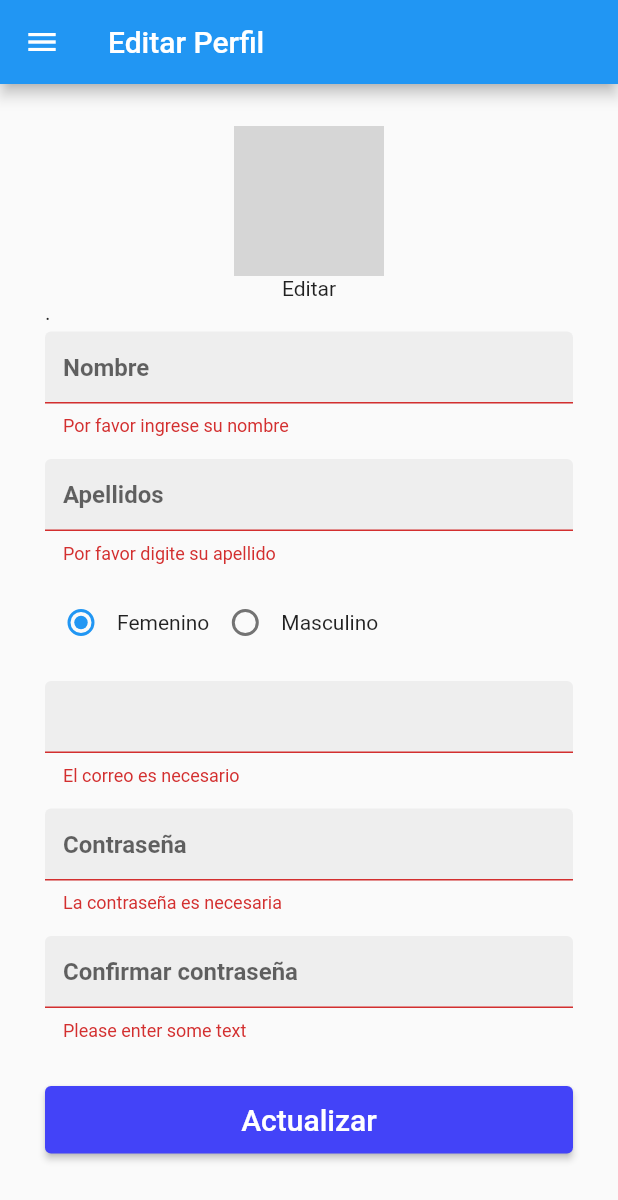
After one commit to daniels99ecg/PubligrafitFlutter, a Flutter app: the RegisterPage screen opened directly, after a tap on "Actualizar", on a phone screen of 412 x 824 dp. The commit adds this screen. Shown: the top 1200 px of the screen. Run offline on Flutter 3.47's test engine with Material 2 defaults, Android fonts, the phone set to English and light mode, and no system bars; our stand-ins replace cloud_firestore, firebase_auth, firebase_core; accounts and stored records are empty; network calls fail; grey boxes are pictures that could not be loaded.

Commit message:
Agregando Editar perfil

```diff
--- a/pruebaone/lib/page/home_page.dart
+++ b/pruebaone/lib/page/home_page.dart
@@ -2,7 +2,9 @@ import 'package:firebase_auth/firebase_auth.dart';
 import 'package:flutter/material.dart';
 import 'package:firebase_core/firebase_core.dart';
 import 'package:cloud_firestore/cloud_firestore.dart';
+import 'package:pruebaone/page/prueba.dart';
 import 'package:pruebaone/page/sign_up_page.dart';
+import 'profile.dart';
 
 
 import '../firebase_options.dart';
@@ -28,7 +30,7 @@ class MyApp extends StatelessWidget {
     return const MaterialApp(
       // Remove the debug banner
       debugShowCheckedModeBanner: false,
-      title: 'CRUD Firebase',
+      title: 'Compras',
       home: HomePage(),
     );
   }
@@ -45,6 +47,8 @@ class _HomePageState extends State<HomePage> {
   // text fields' controllers
   final TextEditingController _nameController = TextEditingController();
   final TextEditingController _priceController = TextEditingController();
+    final TextEditingController _cantidadController = TextEditingController();
+
 
   final CollectionReference _productss =
       FirebaseFirestore.instance.collection('products');
@@ -58,6 +62,7 @@ class _HomePageState extends State<HomePage> {
       action = 'update';
       _nameController.text = documentSnapshot['name'];
       _priceController.text = documentSnapshot['price'].toString();
+      _cantidadController.text=documentSnapshot['cantidad'].toString();
     }
 
     await showModalBottomSheet(
@@ -87,6 +92,14 @@ class _HomePageState extends State<HomePage> {
                     labelText: 'Price',
                   ),
                 ),
+                  TextField(
+                  keyboardType:
+                      const TextInputType.numberWithOptions(decimal: true),
+                  controller: _cantidadController,
+                  decoration: const InputDecoration(
+                    labelText: 'Cantidad',
+                  ),
+                ),
                 const SizedBox(
                   height: 20,
                 ),
@@ -96,22 +109,25 @@ class _HomePageState extends State<HomePage> {
                     final String? name = _nameController.text;
                     final double? price =
                         double.tryParse(_priceController.text);
+                    final double? cantidad=
+                        double.tryParse(_priceController.text);
                     if (name != null && price != null) {
                       if (action == 'create') {
                         // Persist a new product to Firestore
-                        await _productss.add({"name": name, "price": price});
+                        await _productss.add({"name": name, "price": price, "cantidad":cantidad});
                       }
 
                       if (action == 'update') {
                         // Update the product
                         await _productss
                             .doc(documentSnapshot!.id)
-                            .update({"name": name, "price": price});
+                            .update({"name": name, "price": price, "cantidad":cantidad});
                       }
 
                       // Clear the text fields
                       _nameController.text = '';
                       _priceController.text = '';
+                      _cantidadController.text="";
 
                       // Hide the bottom sheet
                       Navigator.of(context).pop();
@@ -132,6 +148,7 @@ class _HomePageState extends State<HomePage> {
     ScaffoldMessenger.of(context).showSnackBar(const SnackBar(
         content: Text('You have successfully deleted a product')));
   }
+final User = FirebaseAuth.instance.currentUser;
 
   @override
   Widget build(BuildContext context) {
@@ -146,9 +163,9 @@ class _HomePageState extends State<HomePage> {
 drawer: Drawer(
         child: ListView(
           children: <Widget>[
-             const UserAccountsDrawerHeader(
+              UserAccountsDrawerHeader(
               accountName: Text("Hayberth"),
-              accountEmail: Text("Hayberth@gmail.com"),
+              accountEmail: Text(User!.email.toString()),
               currentAccountPicture: CircleAvatar(
                 backgroundImage: NetworkImage(
                     "https://static.vecteezy.com/system/resources/previews/000/439/863/original/vector-users-icon.jpg"),
@@ -175,8 +192,8 @@ drawer: Drawer(
               leading: const Icon(Icons.settings),
               title: const Text("Perfil"),
               onTap: () {
-                // Navigator.push(context,
-                // MaterialPageRoute(builder: (context) =>  EditarPerfil()));
+                 Navigator.push(context,
+                 MaterialPageRoute(builder: (context) =>  EditarPerfil()));
               },
             ),
 
@@ -213,13 +230,26 @@ drawer: Drawer(
                 final DocumentSnapshot documentSnapshot =
                     streamSnapshot.data!.docs[index];
                 return Card(
-                  margin: const EdgeInsets.all(10),
+                  margin: const EdgeInsets.all(10.0),
                   child: ListTile(
-                    title: Text(documentSnapshot['name']),
-                    subtitle: Text(documentSnapshot['price'].toString()),
+                    title: Column(
+
+                      children: [
+
+                        Text('Nombre:${documentSnapshot['name']}', style: TextStyle(fontSize: 16),),
+
+                        Text('Precio:${documentSnapshot["price"].toString()}', style: TextStyle(fontSize: 16),),
+
+                        Text('Cantidad:${documentSnapshot['cantidad'].toString()}', style: TextStyle(fontSize: 16),),
+
+
+                      ],
+                    ),
+
                     trailing: SizedBox(
-                      width: 100,
+                      width: 195,
                       child: Row(
+                        mainAxisAlignment: MainAxisAlignment.end,
                         children: [
                           // Press this button to edit a single product
                           IconButton(
--- a/pruebaone/lib/page/login_page.dart
+++ b/pruebaone/lib/page/login_page.dart
@@ -79,7 +79,7 @@ signInWithEmailAndPassword() async{
                       }
                       return null;
                     },
-                    decoration: const InputDecoration(labelText: "Email"),
+                    decoration: const InputDecoration(labelText: "Correo"),
                   ),
                   TextFormField(
                     controller: _password,
@@ -89,8 +89,9 @@ signInWithEmailAndPassword() async{
                       }
                       return null;
                     },
-                    decoration: const InputDecoration(labelText: "Password"),
+                    decoration: const InputDecoration(labelText: "Contraseña"),
                   ),
+                  SizedBox(height: 16,),
                   SizedBox(
                     width: double.infinity,
                     height: 45,
--- /dev/null
+++ b/pruebaone/lib/page/profile.dart
@@ -0,0 +1,387 @@
+import 'package:firebase_auth/firebase_auth.dart';
+import 'package:flutter/material.dart';
+import 'package:pruebaone/page/home_page.dart';
+
+
+
+void main() {
+  runApp(const EditarPerfil());
+}
+
+
+class EditarPerfil extends StatelessWidget {
+  const EditarPerfil({super.key});
+
+  // This widget is the root of your application.
+  @override
+  Widget build(BuildContext context) {
+    return MaterialApp(
+      title: 'Flutter Demo',
+      theme: ThemeData(
+          fontFamily: 'Raleway',
+          ),
+      debugShowCheckedModeBanner: false,
+      home: const RegisterPage(title: 'Flutter Demo Home Page'),
+    );
+  }
+}
+
+enum SinginCharacter { femenino, masculino }
+
+class RegisterPage extends StatefulWidget {
+  const RegisterPage({super.key, required this.title});
+  final String title;
+
+  @override
+  State<RegisterPage> createState() => _RegisterPageState();
+}
+
+class _RegisterPageState extends State<RegisterPage> {
+
+  SinginCharacter? _sex = SinginCharacter.femenino;
+
+  String _nombre = '';
+  final _formKey = GlobalKey<FormState>();
+  String _password = '';
+
+final User = FirebaseAuth.instance.currentUser;
+
+  @override
+  Widget build(BuildContext context) {
+    return Scaffold(
+      drawer: Drawer(
+        child: ListView(
+          children: <Widget>[
+              UserAccountsDrawerHeader(
+              accountName: Text("Hayberth"),
+              accountEmail:Text(User!.email.toString()),
+              currentAccountPicture: CircleAvatar(
+                backgroundImage: NetworkImage(
+                    "https://static.vecteezy.com/system/resources/previews/000/439/863/original/vector-users-icon.jpg"),
+              ),
+             ),
+
+ ListTile(
+              leading: const Icon(Icons.home),
+              title: const Text("Home"),
+              onTap: () {
+                  // Navigator.push(context,
+                  //             MaterialPageRoute(builder: (context) =>  Index()));
+              },
+            ),
+               ListTile(
+              leading: const Icon(Icons.add_shopping_cart),
+              title: const Text("Compras"),
+              onTap: () {
+                  Navigator.push(context,
+                              MaterialPageRoute(builder: (context) =>  MyApp()));
+              },
+            ),
+             ListTile(
+              leading: const Icon(Icons.settings),
+              title: const Text("Perfil"),
+              onTap: () {
+                Navigator.push(context,
+                MaterialPageRoute(builder: (context) =>  EditarPerfil()));
+
+              },
+            ),
+
+
+           Container(
+                color: Colors.black,
+                width: double.infinity,
+                height: 0.1,
+              ),
+                ListTile(
+
+                leading: const Icon(Icons.logout_sharp),
+                title: const Text("Cerrar Sesión"),
+                onTap: () async{
+                  await FirebaseAuth.instance.signOut();
+
+                },
+                         ),
+
+
+          ],
+
+        ),
+      ),
+      appBar: AppBar(
+        title:const Text('Editar Perfil'),
+      ),
+        body: SingleChildScrollView(
+
+      child: Container(
+        margin: const EdgeInsets.only(top: 20, left: 30, right: 30),
+        child: Column(
+          crossAxisAlignment: CrossAxisAlignment.start,
+          children: <Widget>[
+
+            // Container(
+            //   margin: const EdgeInsets.only(top: 5),
+
+            //   child: Center(
+            //     child: const Text(
+            //       'Actualizar Perfil',
+
+            //       style: TextStyle(fontWeight: FontWeight.bold, fontSize: 20),
+            //     ),
+            //   ),
+
+            // ),
+            SizedBox(height: 8,),
+            Center(child: Image.network("https://static.vecteezy.com/system/resources/previews/000/439/863/original/vector-users-icon.jpg", height: 100,),),
+            Center(child: Text('Editar')),
+            const Padding(
+              padding: EdgeInsets.symmetric(vertical: 0),
+              child: Text('.'),
+            ),
+            Form(
+                key: _formKey,
+                child: Column(
+                  children: <Widget>[
+                    Padding(
+                        padding: const EdgeInsets.only(top: 5),
+                        child: TextFormField(
+                          decoration: InputDecoration(
+                              hintText: 'Nombre',
+                              hintStyle:
+                                  const TextStyle(fontWeight: FontWeight.w600),
+                              fillColor: Colors.grey.shade200,
+                              focusedBorder: const OutlineInputBorder(
+                                borderSide: BorderSide(
+                                    width: 0, style: BorderStyle.none),
+                              ),
+                              enabledBorder: const OutlineInputBorder(
+                                borderSide: BorderSide(
+                                    width: 0, style: BorderStyle.none),
+                              ),
+                              filled: true),
+                          validator: (value) {
+                            if (value!.isEmpty) {
+                              return 'Por favor ingrese su nombre';
+                            }
+                            return null;
+                          },
+                          onSaved: (value) {
+                            setState(() {
+                              _nombre = value.toString();
+                            });
+                          },
+                        )),
+                    Padding(
+                        padding: const EdgeInsets.only(top: 15),
+                        child: TextFormField(
+                          decoration: InputDecoration(
+                              hintText: 'Apellidos',
+                              hintStyle:
+                                  const TextStyle(fontWeight: FontWeight.w600),
+                              fillColor: Colors.grey.shade200,
+                              focusedBorder: const OutlineInputBorder(
+                                borderSide: BorderSide(
+                                    width: 0, style: BorderStyle.none),
+                              ),
+                              enabledBorder: const OutlineInputBorder(
+                                borderSide: BorderSide(
+                                    width: 0, style: BorderStyle.none),
+                              ),
+                              filled: true),
+                          validator: (value) {
+                            if (value == null || value.isEmpty) {
+                              return 'Por favor digite su apellido';
+                            }
+                          },
+                        )),
+                    Padding(
+                        padding: const EdgeInsets.only(top: 15),
+                        child: Row(
+                          children: <Widget>[
+                            Row(
+                              mainAxisAlignment: MainAxisAlignment.spaceBetween,
+                              children: [
+                                Radio<SinginCharacter>(
+                                  value: SinginCharacter.femenino,
+                                  groupValue: _sex,
+                                  onChanged: (SinginCharacter? value) {
+                                    setState(() {
+                                      _sex = value;
+                                    });
+                                  },
+                                ),
+                                const Text('Femenino')
+                              ],
+                            ),
+                            Row(
+                              children: [
+                                Radio<SinginCharacter>(
+                                  value: SinginCharacter.masculino,
+                                  groupValue: _sex,
+                                  onChanged: (SinginCharacter? value) {
+                                    setState(() {
+                                      _sex = value;
+                                    });
+                                  },
+                                ),
+                                const Text('Masculino')
+                              ],
+                            ),
+                          ],
+                        )),
+                    Padding(
+                        padding: const EdgeInsets.only(top: 15),
+                        child: TextFormField(
+                          decoration: InputDecoration(
+                              hintText: '${User!.email.toString()}',
+                              hintStyle:
+                                  const TextStyle(fontWeight: FontWeight.w600),
+                              fillColor: Colors.grey.shade200,
+                              focusedBorder: const OutlineInputBorder(
+                                borderSide: BorderSide(
+                                    width: 0, style: BorderStyle.none),
+                              ),
+                              enabledBorder: const OutlineInputBorder(
+                                borderSide: BorderSide(
+                                    width: 0, style: BorderStyle.none),
+                              ),
+                              filled: true),
+                          validator: (value) {
+                            String pattern =
+                                r'^(([^<>()[\]\\.,;:\s@\"]+(\.[^<>()[\]\\.,;:\s@\"]+)*)|(\".+\"))@((\[[0-9]{1,3}\.[0-9]{1,3}\.[0-9]{1,3}\.[0-9]{1,3}\])|(([a-zA-Z\-0-9]+\.)+[a-zA-Z]{2,}))$';
+                            RegExp regExp = RegExp(pattern);
+                            if (value!.isEmpty) {
+                              return "El correo es necesario";
+                            } else if (!regExp.hasMatch(value)) {
+                              return "Correo invalido";
+                            } else {
+                              return null;
+                            }
+                          },
+                        )),
+                    Padding(
+                        padding: const EdgeInsets.only(top: 15),
+                        child: TextFormField(
+                          obscureText: true,
+                          onChanged: (value) {
+                            setState(() {
+                              _password = value;
+                            });
+                          },
+                          decoration: InputDecoration(
+                              hintText: 'Contraseña',
+                              hintStyle:
+                                  const TextStyle(fontWeight: FontWeight.w600),
+                              fillColor: Colors.grey.shade200,
+                              focusedBorder: const OutlineInputBorder(
+                                borderSide: BorderSide(
+                                    width: 0, style: BorderStyle.none),
+                              ),
+                              enabledBorder: const OutlineInputBorder(
+                                borderSide: BorderSide(
+                                    width: 0, style: BorderStyle.none),
+                              ),
+                              filled: true),
+                          validator: (value) {
+                            String pattern =
+                                r'^(?=.*\d)(?=.*[a-z])(?=.*[A-Z])(?=.*[a-zA-Z]).{8,}$';
+                            RegExp regExp = RegExp(pattern);
+                            if (value!.isEmpty) {
+                              return "La contraseña es necesaria";
+                            } else if (!regExp.hasMatch(value)) {
+                              return "La contraseña debe tener al menos 8 caracteres, 1 letra mayúscula, 1 minúscula y 1 número. Además puede contener caracteres especiales.";
+                            } else {
+                              return null;
+                            }
+                          },
+                        )),
+                    Padding(
+                        padding: const EdgeInsets.only(top: 15),
+                        child: TextFormField(
+                          obscureText: true,
+                          decoration: InputDecoration(
+                              hintText: 'Confirmar contraseña',
+                              hintStyle:
+                                  const TextStyle(fontWeight: FontWeight.w600),
+                              fillColor: Colors.grey.shade200,
+                              focusedBorder: const OutlineInputBorder(
+                                borderSide: BorderSide(
+                                    width: 0, style: BorderStyle.none),
+                              ),
+                              enabledBorder: const OutlineInputBorder(
+                                borderSide: BorderSide(
+                                    width: 0, style: BorderStyle.none),
+                              ),
+                              filled: true),
+                          validator: (value) {
+                            if (value == null || value.isEmpty) {
+                              return 'Please enter some text';
+                            }
+                            if (value != _password) {
+                              return 'Las contraseñas no coinciden';
+                            }
+                            return null;
+                          },
+                        )),
+                    Padding(
+                        padding: const EdgeInsets.symmetric(vertical: 30),
+                        child: SizedBox(
+                          width: double.infinity,
+                          height: 45,
+                          child: ElevatedButton(
+                              onPressed: () {
+                                if (_formKey.currentState!.validate()) {
+                                  ScaffoldMessenger.of(context)
+                                      .showSnackBar(SnackBar(
+                                    content: Row(
+                                      mainAxisAlignment:
+                                          MainAxisAlignment.start,
+                                      children: <Widget>[
+                                        Icon(
+                                          Icons.check_circle,
+                                          color: Color.fromARGB(
+                                              255, 255, 255, 255),
+                                        ),
+                                        SizedBox(
+                                          width: 5,
+                                        ),
+                                        Text(
+                                          "Usuario registrado correctamente",
+                                          style: TextStyle(
+                                              color: Color.fromARGB(
+                                                  255, 255, 255, 255)),
+                                        )
+                                      ],
+                                    ),
+                                    duration:
+                                        const Duration(milliseconds: 2000),
+                                    width: 300,
+                                    padding: const EdgeInsets.symmetric(
+                                        horizontal: 8.0, vertical: 10),
+                                    behavior: SnackBarBehavior.floating,
+                                    shape: RoundedRectangleBorder(
+                                      borderRadius: BorderRadius.circular(3.0),
+                                    ),
+                                    backgroundColor:
+                                        const Color.fromARGB(255, 12, 195, 106),
+                                  ));
+
+
+                                }
+                              },
+                              style: ElevatedButton.styleFrom(
+                                backgroundColor:
+                                    Color.fromARGB(255, 67, 67, 248), // background (button) color
+                                foregroundColor:
+                                    Colors.white, // foreground (text) color
+                              ),
+                              child: const Text('Actualizar',style: TextStyle(fontSize: 20),)),
+                        )),
+                  ],
+                ))
+          ],
+        ),
+      ),
+    ));
+  }
+}
--- a/pruebaone/lib/page/prueba.dart
+++ b/pruebaone/lib/page/prueba.dart
@@ -1,3 +1,4 @@
+
 import 'package:firebase_auth/firebase_auth.dart';
 import 'package:flutter/cupertino.dart';
 import 'package:flutter/material.dart';
@@ -5,12 +6,13 @@ import 'package:flutter/material.dart';
 class Pruebas extends StatelessWidget{
    Pruebas({super.key});
 final User = FirebaseAuth.instance.currentUser;
+
   @override
   Widget build(BuildContext context) {
    return Scaffold(
 appBar: AppBar(
-  centerTitle: true,
-  title: Text('Registro'),
+
+  title: Text('Editar Perfil'),
   actions: [
     IconButton(
       onPressed: (){},
@@ -18,7 +20,13 @@ appBar: AppBar(
   ],
 ),
 body: Center(
-  child: Text(User!.email.toString()),
+  child: Column(
+    mainAxisAlignment: MainAxisAlignment.center,
+    children: [
+      Text(User!.email.toString()),
+
+    ],
+  )
 ),
    );
   }
```
